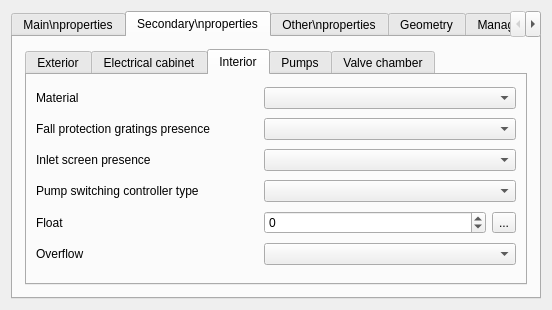
Qt form config/base3_urbandrainage/qgswidgets/lamia_form_node_ui.ui (Artelia/Lamia) before a commit.
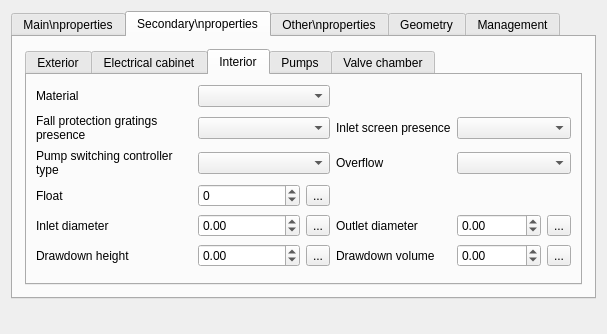
The same form after that commit. The open tabs and pages were chosen to show the change.

Commit message: update lamia2018sncf and mca work

The edit to the form file:
```diff
--- a/config/base3_urbandrainage/qgswidgets/lamia_form_node_ui.ui
+++ b/config/base3_urbandrainage/qgswidgets/lamia_form_node_ui.ui
@@ -6,8 +6,8 @@
    <rect>
     <x>0</x>
     <y>0</y>
-    <width>552</width>
-    <height>306</height>
+    <width>607</width>
+    <height>334</height>
    </rect>
   </property>
   <property name="windowTitle">
@@ -411,33 +411,34 @@
                <string>Interior</string>
               </attribute>
               <layout class="QGridLayout" name="gridLayout_9">
-               <item row="5" column="0">
-                <widget class="QLabel" name="label_39">
+               <item row="6" column="6">
+                <widget class="QLabel" name="label_68">
                  <property name="text">
-                  <string>Overflow</string>
+                  <string>Outlet diameter</string>
                  </property>
                  <property name="wordWrap">
                   <bool>true</bool>
                  </property>
                 </widget>
                </item>
-               <item row="3" column="1" colspan="2">
-                <widget class="QComboBox" name="pspumpswitchingcontrollertype"/>
+               <item row="4" column="3" colspan="2">
+                <widget class="QSpinBox" name="psfloatnumber">
+                 <property name="minimum">
+                  <number>-1</number>
+                 </property>
+                </widget>
                </item>
-               <item row="4" column="0">
-                <widget class="QLabel" name="label_33">
+               <item row="6" column="8">
+                <widget class="QToolButton" name="toolButton_outletdiameter_3">
                  <property name="text">
-                  <string>Float</string>
+                  <string>...</string>
                  </property>
-                 <property name="wordWrap">
-                  <bool>true</bool>
-                 </property>
                 </widget>
                </item>
-               <item row="5" column="1" colspan="2">
-                <widget class="QComboBox" name="psoverflow"/>
+               <item row="1" column="3" colspan="3">
+                <widget class="QComboBox" name="psfallprotectiongratings"/>
                </item>
-               <item row="3" column="0">
+               <item row="3" column="0" colspan="3">
                 <widget class="QLabel" name="label_41">
                  <property name="text">
                   <string>Pump switching controller type</string>
@@ -447,24 +448,14 @@
                  </property>
                 </widget>
                </item>
-               <item row="4" column="1">
-                <widget class="QSpinBox" name="psfloatnumber">
-                 <property name="minimum">
-                  <number>-1</number>
-                 </property>
-                </widget>
-               </item>
-               <item row="0" column="1" colspan="2">
-                <widget class="QComboBox" name="psmaterial"/>
-               </item>
-               <item row="4" column="2">
+               <item row="4" column="5" colspan="4">
                 <widget class="QToolButton" name="toolButton_poires">
                  <property name="text">
                   <string>...</string>
                  </property>
                 </widget>
                </item>
-               <item row="0" column="0">
+               <item row="0" column="0" colspan="3">
                 <widget class="QLabel" name="label_31">
                  <property name="text">
                   <string>Material</string>
@@ -474,7 +465,20 @@
                  </property>
                 </widget>
                </item>
-               <item row="1" column="0">
+               <item row="6" column="0" colspan="3">
+                <widget class="QLabel" name="label_69">
+                 <property name="text">
+                  <string>Inlet diameter</string>
+                 </property>
+                 <property name="wordWrap">
+                  <bool>true</bool>
+                 </property>
+                </widget>
+               </item>
+               <item row="3" column="3" colspan="3">
+                <widget class="QComboBox" name="pspumpswitchingcontrollertype"/>
+               </item>
+               <item row="1" column="0" colspan="3">
                 <widget class="QLabel" name="label_46">
                  <property name="text">
                   <string>Fall protection gratings presence</string>
@@ -484,10 +488,37 @@
                  </property>
                 </widget>
                </item>
-               <item row="1" column="1" colspan="2">
-                <widget class="QComboBox" name="psfallprotectiongratings"/>
+               <item row="1" column="7" colspan="2">
+                <widget class="QComboBox" name="psinletscreen"/>
                </item>
-               <item row="2" column="0">
+               <item row="6" column="7">
+                <widget class="QDoubleSpinBox" name="outletdiameter_3">
+                 <property name="minimum">
+                  <double>-1.000000000000000</double>
+                 </property>
+                 <property name="maximum">
+                  <double>999999.000000000000000</double>
+                 </property>
+                </widget>
+               </item>
+               <item row="6" column="5">
+                <widget class="QToolButton" name="toolButton_inletdiameter_3">
+                 <property name="text">
+                  <string>...</string>
+                 </property>
+                </widget>
+               </item>
+               <item row="6" column="3" colspan="2">
+                <widget class="QDoubleSpinBox" name="inletdiameter_3">
+                 <property name="minimum">
+                  <double>-1.000000000000000</double>
+                 </property>
+                 <property name="maximum">
+                  <double>999999.000000000000000</double>
+                 </property>
+                </widget>
+               </item>
+               <item row="1" column="6">
                 <widget class="QLabel" name="label_47">
                  <property name="text">
                   <string>Inlet screen presence</string>
@@ -497,8 +528,85 @@
                  </property>
                 </widget>
                </item>
-               <item row="2" column="1" colspan="2">
-                <widget class="QComboBox" name="psinletscreen"/>
+               <item row="0" column="3" colspan="3">
+                <widget class="QComboBox" name="psmaterial"/>
+               </item>
+               <item row="3" column="6">
+                <widget class="QLabel" name="label_39">
+                 <property name="text">
+                  <string>Overflow</string>
+                 </property>
+                 <property name="wordWrap">
+                  <bool>true</bool>
+                 </property>
+                </widget>
+               </item>
+               <item row="3" column="7" colspan="2">
+                <widget class="QComboBox" name="psoverflow"/>
+               </item>
+               <item row="4" column="0" colspan="3">
+                <widget class="QLabel" name="label_33">
+                 <property name="text">
+                  <string>Float</string>
+                 </property>
+                 <property name="wordWrap">
+                  <bool>true</bool>
+                 </property>
+                </widget>
+               </item>
+               <item row="7" column="6">
+                <widget class="QLabel" name="label_73">
+                 <property name="text">
+                  <string>Drawdown volume</string>
+                 </property>
+                 <property name="wordWrap">
+                  <bool>true</bool>
+                 </property>
+                </widget>
+               </item>
+               <item row="7" column="3" colspan="2">
+                <widget class="QDoubleSpinBox" name="psdrawdownheight">
+                 <property name="minimum">
+                  <double>-1.000000000000000</double>
+                 </property>
+                 <property name="maximum">
+                  <double>999999.000000000000000</double>
+                 </property>
+                </widget>
+               </item>
+               <item row="7" column="5">
+                <widget class="QToolButton" name="toolButton_psdrawdownheight">
+                 <property name="text">
+                  <string>...</string>
+                 </property>
+                </widget>
+               </item>
+               <item row="7" column="7">
+                <widget class="QDoubleSpinBox" name="psdrawdownvolume">
+                 <property name="minimum">
+                  <double>-1.000000000000000</double>
+                 </property>
+                 <property name="maximum">
+                  <double>999999.000000000000000</double>
+                 </property>
+                </widget>
+               </item>
+               <item row="7" column="8">
+                <widget class="QToolButton" name="toolButton_psdrawdownvolume">
+                 <property name="text">
+                  <string>...</string>
+                 </property>
+                </widget>
+               </item>
+               <item row="7" column="0" colspan="3">
+                <widget class="QLabel" name="label_72">
+                 <property name="text">
+                  <string>Drawdown height</string>
+                 </property>
+                 <property name="wordWrap">
+                  <bool>true</bool>
+                 </property>
+                </widget>
                </item>
               </layout>
              </widget>
```
Left out of the diff: 400 changed lines with no effect on the pictures. The commit also changes 133 other files.
